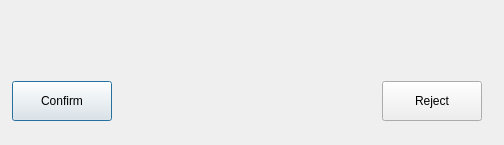
The window that delete_confirmation.ui (Esk-Spatial/QGIS_forest_health_sketch_tool) describes before a commit, drawn with Qt 5.
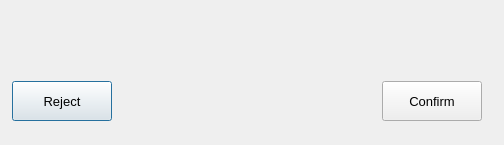
The same window after the commit. Icons and pictures are not drawn.

Commit message: changed dialog buttons to be same. fixed an issue of deleteing feature when using existing flow

```diff
--- a/delete_confirmation.ui
+++ b/delete_confirmation.ui
@@ -60,7 +60,7 @@
        <number>2</number>
       </property>
       <item>
-       <widget class="QPushButton" name="confirmPushButton">
+       <widget class="QPushButton" name="rejectPushButton">
         <property name="minimumSize">
          <size>
           <width>100</width>
@@ -73,8 +73,13 @@
           <height>40</height>
          </size>
         </property>
+        <property name="font">
+         <font>
+          <pointsize>10</pointsize>
+         </font>
+        </property>
         <property name="text">
-         <string>Confirm</string>
+         <string>Reject</string>
         </property>
        </widget>
       </item>
@@ -92,7 +97,7 @@
        </spacer>
       </item>
       <item>
-       <widget class="QPushButton" name="rejectPushButton">
+       <widget class="QPushButton" name="confirmPushButton">
         <property name="minimumSize">
          <size>
           <width>100</width>
@@ -105,8 +110,13 @@
           <height>40</height>
          </size>
         </property>
+        <property name="font">
+         <font>
+          <pointsize>10</pointsize>
+         </font>
+        </property>
         <property name="text">
-         <string>Reject</string>
+         <string>Confirm</string>
         </property>
        </widget>
       </item>
```
Left out of the diff: 5 changed lines with no effect on the pictures. The commit also changes 5 other files.
